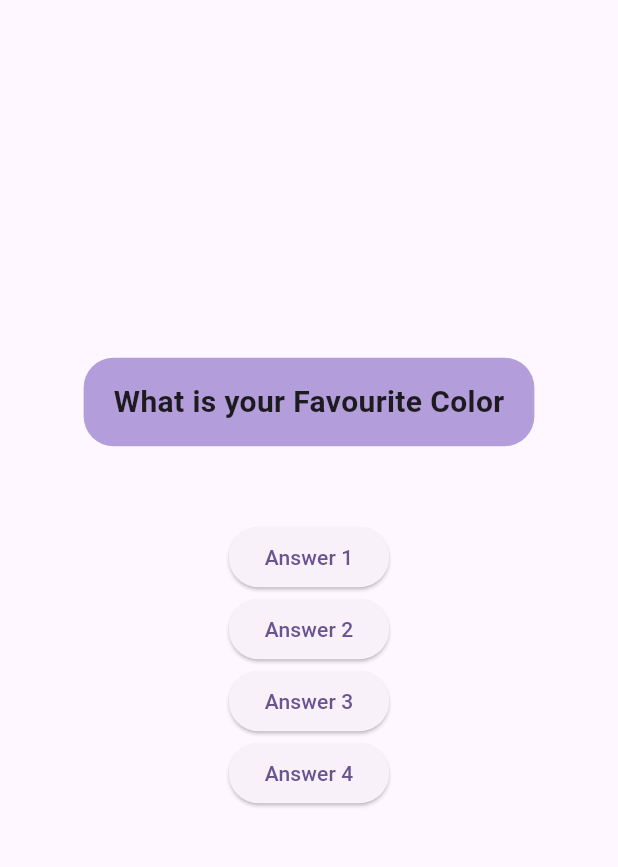
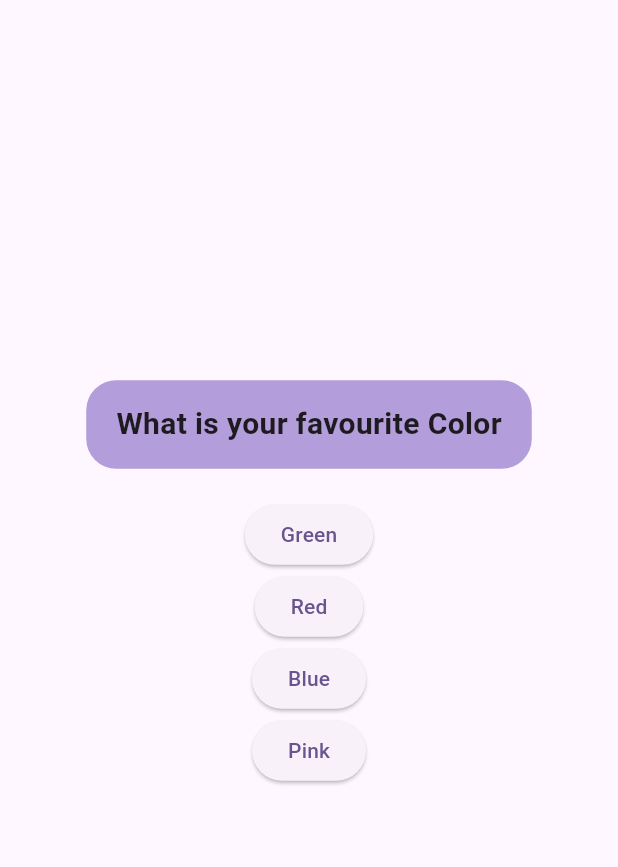
Before and after one commit to iam-bkpl/8th-sem, a Flutter app: the screen it shows after launch, on a phone screen of 412 x 824 dp, the part 84-951 px from its top. Run offline on Flutter 3.47's test engine with Material 3 defaults, Android fonts, the phone set to English and light mode, and no system bars.

Commit message:
add button switch

```diff
--- a/flutter/programs/quiz_app/lib/pages/home_page.dart
+++ b/flutter/programs/quiz_app/lib/pages/home_page.dart
@@ -10,10 +10,25 @@ class HomePage extends StatefulWidget {
 }
 
 class _HomePageState extends State<HomePage> {
+  int currentIndex = 0;
+  // final Map<String, String> _selectedAnswers = [];
+
   static const _questions = [
     {
       "question": "What is your favourite Color",
       "answers": ["Green", "Red", "Blue", "Pink"]
+    },
+    {
+      "question": "What is your favourite Food",
+      "answers": ["Dal", "Bhat", "Tarkari", "Chatni"]
+    },
+    {
+      "question": "What is your favourite Country",
+      "answers": ["Nepal", "India", "China", "Japan"]
+    },
+    {
+      "question": "What is your favourite Subject",
+      "answers": ["Fltter", "Python", "Java", "JS"]
     },
   ];
 
@@ -26,32 +41,24 @@ class _HomePageState extends State<HomePage> {
       ),
       body: Center(
         child: Column(
-          crossAxisAlignment: CrossAxisAlignment.center,
           mainAxisAlignment: MainAxisAlignment.center,
           children: [
-            // question
-            const Question(
-              question: "What is your Favourite Color",
+            Question(
+              question: _questions[currentIndex]["question"].toString(),
             ),
             const SizedBox(
-              height: 40,
+              height: 10,
             ),
-            MyButton(
-              onPressed: () {},
-              text: "Answer 1",
-            ),
-            MyButton(
-              onPressed: () {},
-              text: "Answer 2",
-            ),
-            MyButton(
-              onPressed: () {},
-              text: "Answer 3",
-            ),
-            MyButton(
-              onPressed: () {},
-              text: "Answer 4",
-            ),
+            ...(_questions[currentIndex]['answers'] as List<String>)
+                .map((answer) {
+              return MyButton(
+                  text: answer.toString(),
+                  onPressed: () {
+                    setState(() {
+                      currentIndex += 1;
+                    });
+                  });
+            }).toList(),
           ],
         ),
       ),
```
